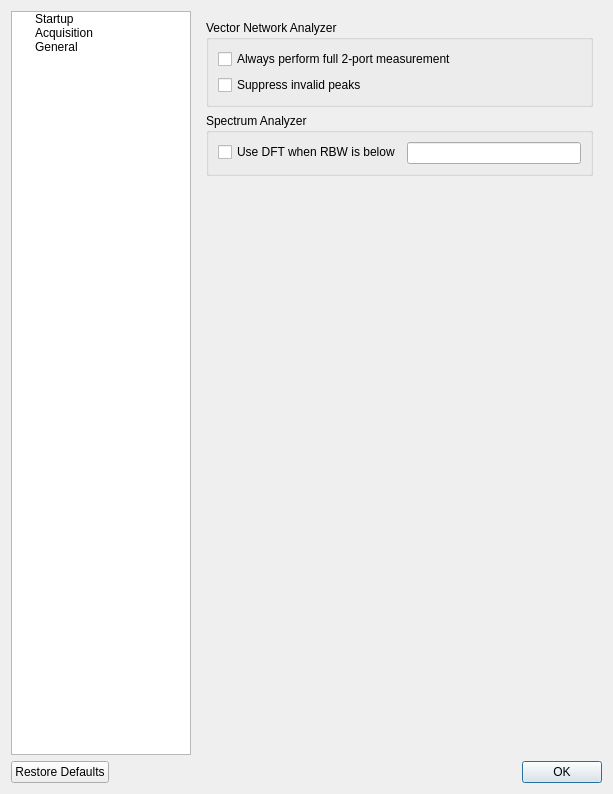
Before: the Qt Designer form Software/PC_Application/preferencesdialog.ui in jankae/LibreVNA, drawn with Qt 5.
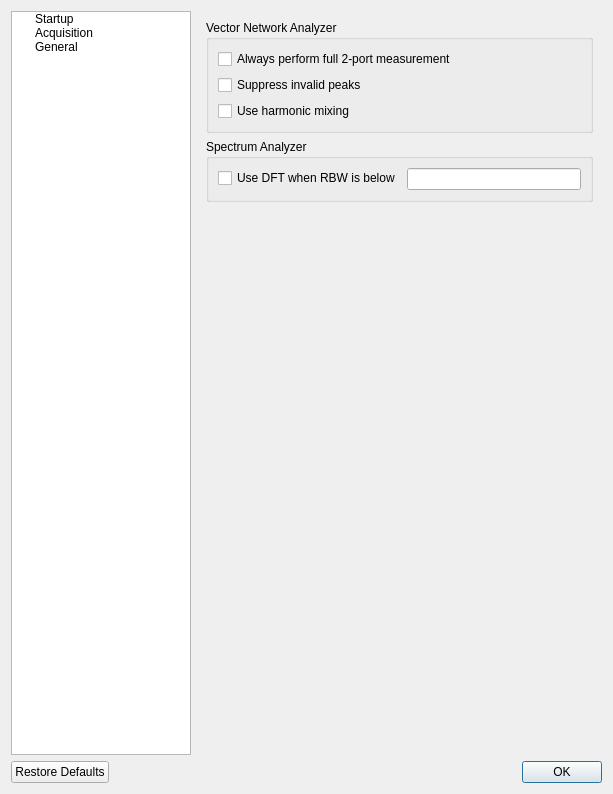
After: the same form once the commit is applied. Custom widgets are drawn as their Qt base class.

Commit message: Optional harmonic mixing

```diff
--- a/Software/PC_Application/preferencesdialog.ui
+++ b/Software/PC_Application/preferencesdialog.ui
@@ -479,6 +479,13 @@
               </property>
              </widget>
             </item>
+            <item>
+             <widget class="QCheckBox" name="AcquisitionUseHarmonic">
+              <property name="text">
+               <string>Use harmonic mixing</string>
+              </property>
+             </widget>
+            </item>
            </layout>
           </widget>
          </item>
```
The commit also changes 7 other files.
